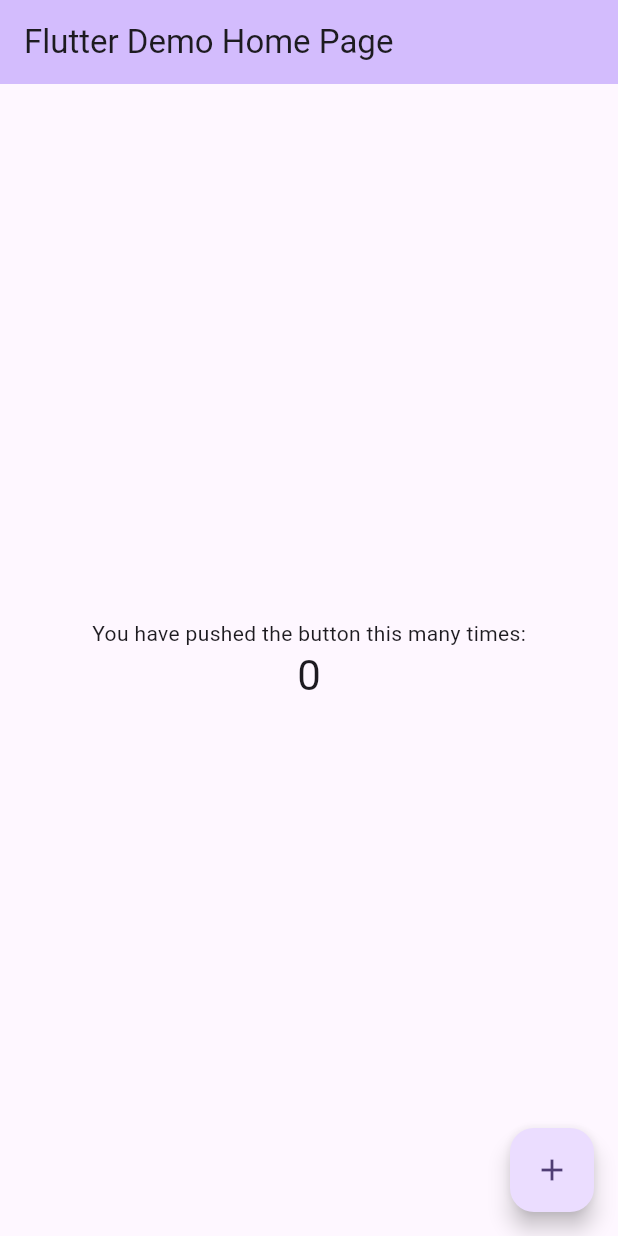
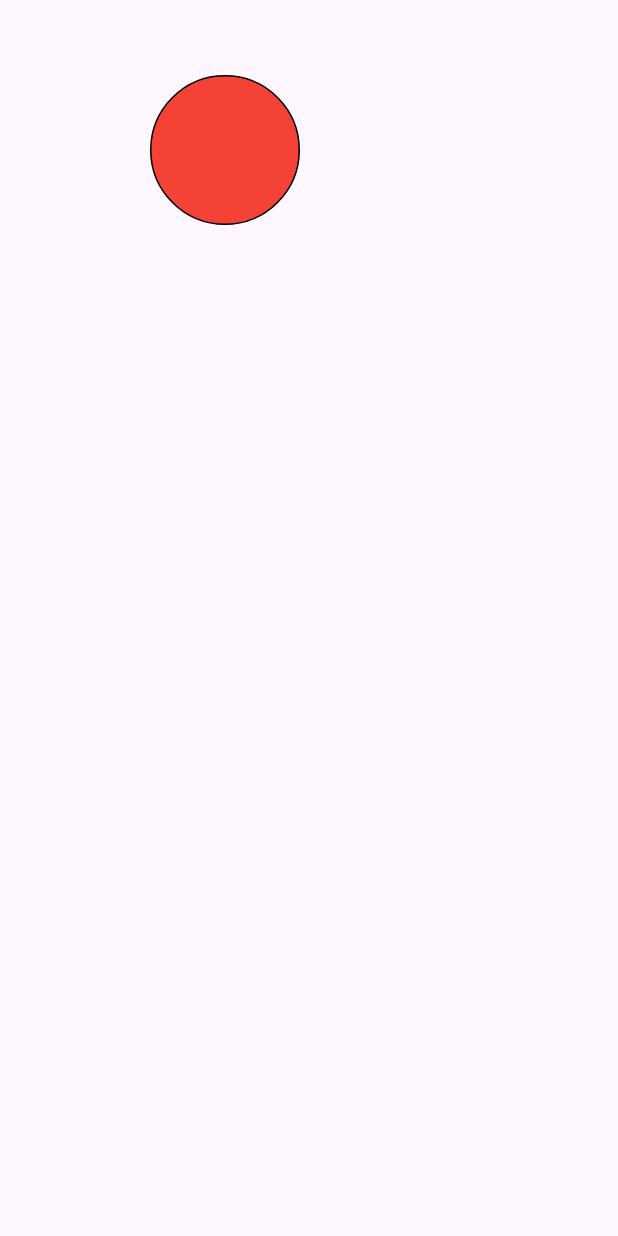
Before and after one commit to prajanpokhrel/flutter_widget, a Flutter app: the screen it shows after launch, on a phone screen of 412 x 824 dp. Run offline on Flutter 3.47's test engine with Material 3 defaults, Android fonts, the phone set to English and light mode, and no system bars.

Commit message:
container

```diff
--- a/lib/main.dart
+++ b/lib/main.dart
@@ -1,4 +1,5 @@
 import 'package:flutter/material.dart';
+import 'package:flutter_widget/widgets/container/homepage.dart';
 
 void main() {
   runApp(const MyApp());
@@ -11,112 +12,11 @@ class MyApp extends StatelessWidget {
   @override
   Widget build(BuildContext context) {
     return MaterialApp(
-      title: 'Flutter Demo',
+      title: 'widget Demo',
       theme: ThemeData(
-        // This is the theme of your application.
-        //
-        // TRY THIS: Try running your application with "flutter run". You'll see
-        // the application has a purple toolbar. Then, without quitting the app,
-        // try changing the seedColor in the colorScheme below to Colors.green
-        // and then invoke "hot reload" (save your changes or press the "hot
-        // reload" button in a Flutter-supported IDE, or press "r" if you used
-        // the command line to start the app).
-        //
-        // Notice that the counter didn't reset back to zero; the application
-        // state is not lost during the reload. To reset the state, use hot
-        // restart instead.
-        //
-        // This works for code too, not just values: Most code changes can be
-        // tested with just a hot reload.
         colorScheme: ColorScheme.fromSeed(seedColor: Colors.deepPurple),
       ),
-      home: const MyHomePage(title: 'Flutter Demo Home Page'),
+      home: Homepage(),
     );
   }
 }
-
-class MyHomePage extends StatefulWidget {
-  const MyHomePage({super.key, required this.title});
-
-  // This widget is the home page of your application. It is stateful, meaning
-  // that it has a State object (defined below) that contains fields that affect
-  // how it looks.
-
-  // This class is the configuration for the state. It holds the values (in this
-  // case the title) provided by the parent (in this case the App widget) and
-  // used by the build method of the State. Fields in a Widget subclass are
-  // always marked "final".
-
-  final String title;
-
-  @override
-  State<MyHomePage> createState() => _MyHomePageState();
-}
-
-class _MyHomePageState extends State<MyHomePage> {
-  int _counter = 0;
-
-  void _incrementCounter() {
-    setState(() {
-      // This call to setState tells the Flutter framework that something has
-      // changed in this State, which causes it to rerun the build method below
-      // so that the display can reflect the updated values. If we changed
-      // _counter without calling setState(), then the build method would not be
-      // called again, and so nothing would appear to happen.
-      _counter++;
-    });
-  }
-
-  @override
-  Widget build(BuildContext context) {
-    // This method is rerun every time setState is called, for instance as done
-    // by the _incrementCounter method above.
-    //
-    // The Flutter framework has been optimized to make rerunning build methods
-    // fast, so that you can just rebuild anything that needs updating rather
-    // than having to individually change instances of widgets.
-    return Scaffold(
-      appBar: AppBar(
-        // TRY THIS: Try changing the color here to a specific color (to
-        // Colors.amber, perhaps?) and trigger a hot reload to see the AppBar
-        // change color while the other colors stay the same.
-        backgroundColor: Theme.of(context).colorScheme.inversePrimary,
-        // Here we take the value from the MyHomePage object that was created by
-        // the App.build method, and use it to set our appbar title.
-        title: Text(widget.title),
-      ),
-      body: Center(
-        // Center is a layout widget. It takes a single child and positions it
-        // in the middle of the parent.
-        child: Column(
-          // Column is also a layout widget. It takes a list of children and
-          // arranges them vertically. By default, it sizes itself to fit its
-          // children horizontally, and tries to be as tall as its parent.
-          //
-          // Column has various properties to control how it sizes itself and
-          // how it positions its children. Here we use mainAxisAlignment to
-          // center the children vertically; the main axis here is the vertical
-          // axis because Columns are vertical (the cross axis would be
-          // horizontal).
-          //
-          // TRY THIS: Invoke "debug painting" (choose the "Toggle Debug Paint"
-          // action in the IDE, or press "p" in the console), to see the
-          // wireframe for each widget.
-          mainAxisAlignment: MainAxisAlignment.center,
-          children: <Widget>[
-            const Text('You have pushed the button this many times:'),
-            Text(
-              '$_counter',
-              style: Theme.of(context).textTheme.headlineMedium,
-            ),
-          ],
-        ),
-      ),
-      floatingActionButton: FloatingActionButton(
-        onPressed: _incrementCounter,
-        tooltip: 'Increment',
-        child: const Icon(Icons.add),
-      ), // This trailing comma makes auto-formatting nicer for build methods.
-    );
-  }
-}
--- /dev/null
+++ b/lib/widgets/container/homepage.dart
@@ -0,0 +1,27 @@
+import 'package:flutter/material.dart';
+
+class Homepage extends StatelessWidget {
+  const Homepage({super.key});
+
+  @override
+  Widget build(BuildContext context) {
+    return Scaffold(
+      body: Column(
+        children: [
+          Padding(
+            padding: const EdgeInsets.all(50.0),
+            child: Container(
+              decoration: BoxDecoration(
+                shape: BoxShape.circle,
+                border: Border.all(color: Colors.black),
+                color: Colors.red,
+              ),
+              height: 100,
+              width: 200,
+            ),
+          ),
+        ],
+      ),
+    );
+  }
+}
```
